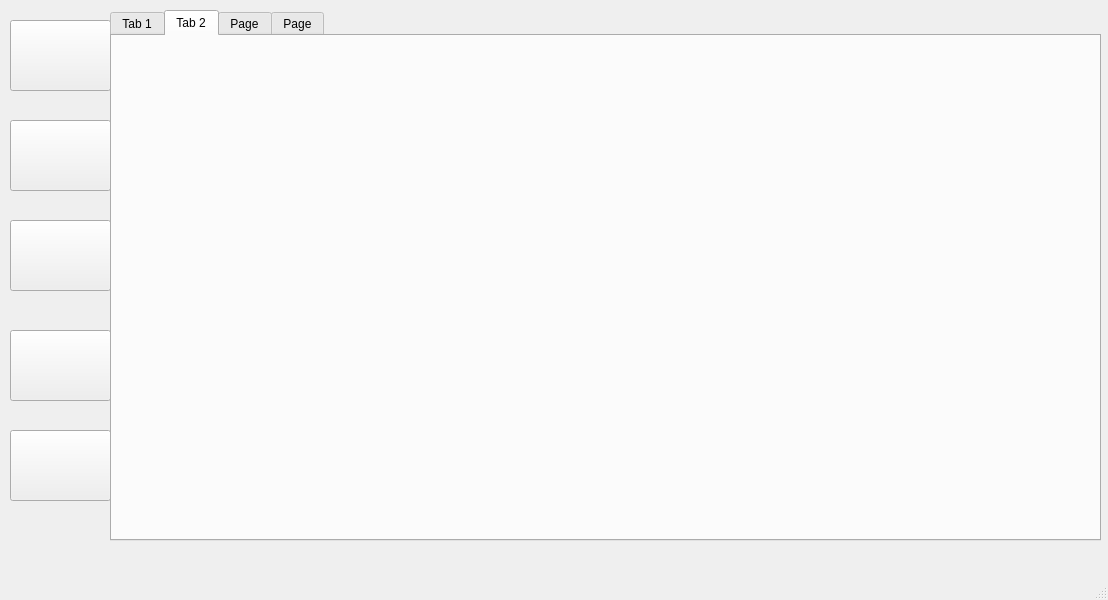
The window that library.ui (shashank-shark/LibraryManagementPyQt5) describes before a commit, drawn with Qt 5.
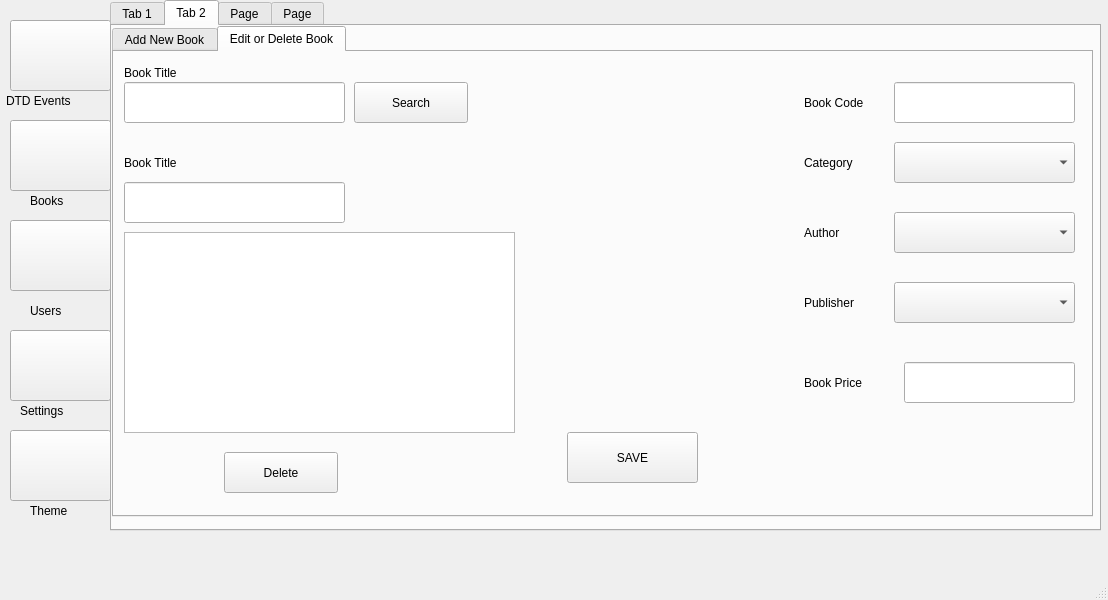
The same window after the commit. The open tabs and pages were chosen to show the change. Icons and pictures are not drawn.

Patch:
```diff
--- a/library.ui
+++ b/library.ui
@@ -133,7 +133,7 @@
     <property name="geometry">
      <rect>
       <x>110</x>
-      <y>10</y>
+      <y>0</y>
       <width>991</width>
       <height>531</height>
      </rect>
@@ -333,6 +333,400 @@
      <attribute name="title">
       <string>Tab 2</string>
      </attribute>
+     <widget class="QTabWidget" name="tabWidget_2">
+      <property name="geometry">
+       <rect>
+        <x>0</x>
+        <y>0</y>
+        <width>981</width>
+        <height>491</height>
+       </rect>
+      </property>
+      <property name="currentIndex">
+       <number>1</number>
+      </property>
+      <widget class="QWidget" name="tab_5">
+       <attribute name="title">
+        <string>Add New Book</string>
+       </attribute>
+       <widget class="QLineEdit" name="lineEdit_2">
+        <property name="geometry">
+         <rect>
+          <x>180</x>
+          <y>80</y>
+          <width>221</width>
+          <height>41</height>
+         </rect>
+        </property>
+       </widget>
+       <widget class="QLineEdit" name="lineEdit_3">
+        <property name="geometry">
+         <rect>
+          <x>780</x>
+          <y>30</y>
+          <width>181</width>
+          <height>41</height>
+         </rect>
+        </property>
+       </widget>
+       <widget class="QPlainTextEdit" name="plainTextEdit">
+        <property name="geometry">
+         <rect>
+          <x>10</x>
+          <y>180</y>
+          <width>391</width>
+          <height>261</height>
+         </rect>
+        </property>
+       </widget>
+       <widget class="QComboBox" name="comboBox_3">
+        <property name="geometry">
+         <rect>
+          <x>780</x>
+          <y>90</y>
+          <width>181</width>
+          <height>41</height>
+         </rect>
+        </property>
+       </widget>
+       <widget class="QComboBox" name="comboBox_4">
+        <property name="geometry">
+         <rect>
+          <x>780</x>
+          <y>160</y>
+          <width>181</width>
+          <height>41</height>
+         </rect>
+        </property>
+       </widget>
+       <widget class="QComboBox" name="comboBox_5">
+        <property name="geometry">
+         <rect>
+          <x>780</x>
+          <y>230</y>
+          <width>181</width>
+          <height>41</height>
+         </rect>
+        </property>
+       </widget>
+       <widget class="QLineEdit" name="lineEdit_4">
+        <property name="geometry">
+         <rect>
+          <x>790</x>
+          <y>310</y>
+          <width>171</width>
+          <height>41</height>
+         </rect>
+        </property>
+       </widget>
+       <widget class="QPushButton" name="pushButton_7">
+        <property name="geometry">
+         <rect>
+          <x>453</x>
+          <y>380</y>
+          <width>131</width>
+          <height>51</height>
+         </rect>
+        </property>
+        <property name="text">
+         <string>SAVE</string>
+        </property>
+       </widget>
+       <widget class="QLabel" name="label_3">
+        <property name="geometry">
+         <rect>
+          <x>50</x>
+          <y>90</y>
+          <width>121</width>
+          <height>21</height>
+         </rect>
+        </property>
+        <property name="text">
+         <string>Book Title</string>
+        </property>
+       </widget>
+       <widget class="QLabel" name="label_4">
+        <property name="geometry">
+         <rect>
+          <x>690</x>
+          <y>40</y>
+          <width>91</width>
+          <height>21</height>
+         </rect>
+        </property>
+        <property name="text">
+         <string>Book Code</string>
+        </property>
+       </widget>
+       <widget class="QLabel" name="label_5">
+        <property name="geometry">
+         <rect>
+          <x>690</x>
+          <y>320</y>
+          <width>101</width>
+          <height>21</height>
+         </rect>
+        </property>
+        <property name="text">
+         <string>Book Price</string>
+        </property>
+       </widget>
+       <widget class="QLabel" name="label_6">
+        <property name="geometry">
+         <rect>
+          <x>690</x>
+          <y>100</y>
+          <width>91</width>
+          <height>21</height>
+         </rect>
+        </property>
+        <property name="text">
+         <string>Category</string>
+        </property>
+       </widget>
+       <widget class="QLabel" name="label_7">
+        <property name="geometry">
+         <rect>
+          <x>690</x>
+          <y>170</y>
+          <width>91</width>
+          <height>21</height>
+         </rect>
+        </property>
+        <property name="text">
+         <string>Author</string>
+        </property>
+       </widget>
+       <widget class="QLabel" name="label_8">
+        <property name="geometry">
+         <rect>
+          <x>690</x>
+          <y>240</y>
+          <width>91</width>
+          <height>21</height>
+         </rect>
+        </property>
+        <property name="text">
+         <string>Publisher</string>
+        </property>
+       </widget>
+      </widget>
+      <widget class="QWidget" name="tab_6">
+       <attribute name="title">
+        <string>Edit or Delete Book</string>
+       </attribute>
+       <widget class="QLabel" name="label_9">
+        <property name="geometry">
+         <rect>
+          <x>10</x>
+          <y>100</y>
+          <width>121</width>
+          <height>21</height>
+         </rect>
+        </property>
+        <property name="text">
+         <string>Book Title</string>
+        </property>
+       </widget>
+       <widget class="QLabel" name="label_10">
+        <property name="geometry">
+         <rect>
+          <x>690</x>
+          <y>40</y>
+          <width>91</width>
+          <height>21</height>
+         </rect>
+        </property>
+        <property name="text">
+         <string>Book Code</string>
+        </property>
+       </widget>
+       <widget class="QLabel" name="label_11">
+        <property name="geometry">
+         <rect>
+          <x>690</x>
+          <y>320</y>
+          <width>101</width>
+          <height>21</height>
+         </rect>
+        </property>
+        <property name="text">
+         <string>Book Price</string>
+        </property>
+       </widget>
+       <widget class="QLabel" name="label_12">
+        <property name="geometry">
+         <rect>
+          <x>690</x>
+          <y>240</y>
+          <width>91</width>
+          <height>21</height>
+         </rect>
+        </property>
+        <property name="text">
+         <string>Publisher</string>
+        </property>
+       </widget>
+       <widget class="QLabel" name="label_13">
+        <property name="geometry">
+         <rect>
+          <x>690</x>
+          <y>170</y>
+          <width>91</width>
+          <height>21</height>
+         </rect>
+        </property>
+        <property name="text">
+         <string>Author</string>
+        </property>
+       </widget>
+       <widget class="QLabel" name="label_14">
+        <property name="geometry">
+         <rect>
+          <x>690</x>
+          <y>100</y>
+          <width>91</width>
+          <height>21</height>
+         </rect>
+        </property>
+        <property name="text">
+         <string>Category</string>
+        </property>
+       </widget>
+       <widget class="QLineEdit" name="lineEdit_5">
+        <property name="geometry">
+         <rect>
+          <x>790</x>
+          <y>310</y>
+          <width>171</width>
+          <height>41</height>
+         </rect>
+        </property>
+       </widget>
+       <widget class="QComboBox" name="comboBox_6">
+        <property name="geometry">
+         <rect>
+          <x>780</x>
+          <y>230</y>
+          <width>181</width>
+          <height>41</height>
+         </rect>
+        </property>
+       </widget>
+       <widget class="QComboBox" name="comboBox_7">
+        <property name="geometry">
+         <rect>
+          <x>780</x>
+          <y>90</y>
+          <width>181</width>
+          <height>41</height>
+         </rect>
+        </property>
+       </widget>
+       <widget class="QPlainTextEdit" name="plainTextEdit_2">
+        <property name="geometry">
+         <rect>
+          <x>10</x>
+          <y>180</y>
+          <width>391</width>
+          <height>201</height>
+         </rect>
+        </property>
+       </widget>
+       <widget class="QComboBox" name="comboBox_8">
+        <property name="geometry">
+         <rect>
+          <x>780</x>
+          <y>160</y>
+          <width>181</width>
+          <height>41</height>
+         </rect>
+        </property>
+       </widget>
+       <widget class="QLineEdit" name="lineEdit_6">
+        <property name="geometry">
+         <rect>
+          <x>10</x>
+          <y>130</y>
+          <width>221</width>
+          <height>41</height>
+         </rect>
+        </property>
+       </widget>
+       <widget class="QPushButton" name="pushButton_8">
+        <property name="geometry">
+         <rect>
+          <x>453</x>
+          <y>380</y>
+          <width>131</width>
+          <height>51</height>
+         </rect>
+        </property>
+        <property name="text">
+         <string>SAVE</string>
+        </property>
+       </widget>
+       <widget class="QLineEdit" name="lineEdit_7">
+        <property name="geometry">
+         <rect>
+          <x>780</x>
+          <y>30</y>
+          <width>181</width>
+          <height>41</height>
+         </rect>
+        </property>
+       </widget>
+       <widget class="QPushButton" name="pushButton_9">
+        <property name="geometry">
+         <rect>
+          <x>240</x>
+          <y>30</y>
+          <width>114</width>
+          <height>41</height>
+         </rect>
+        </property>
+        <property name="text">
+         <string>Search</string>
+        </property>
+       </widget>
+       <widget class="QLabel" name="label_15">
+        <property name="geometry">
+         <rect>
+          <x>10</x>
+          <y>10</y>
+          <width>121</width>
+          <height>21</height>
+         </rect>
+        </property>
+        <property name="text">
+         <string>Book Title</string>
+        </property>
+       </widget>
+       <widget class="QLineEdit" name="lineEdit_8">
+        <property name="geometry">
+         <rect>
+          <x>10</x>
+          <y>30</y>
+          <width>221</width>
+          <height>41</height>
+         </rect>
+        </property>
+       </widget>
+       <widget class="QPushButton" name="pushButton_10">
+        <property name="geometry">
+         <rect>
+          <x>110</x>
+          <y>400</y>
+          <width>114</width>
+          <height>41</height>
+         </rect>
+        </property>
+        <property name="text">
+         <string>Delete</string>
+        </property>
+       </widget>
+      </widget>
+     </widget>
     </widget>
     <widget class="QWidget" name="tab_3">
      <attribute name="title">
@@ -345,6 +739,71 @@
      </attribute>
     </widget>
    </widget>
+   <widget class="QLabel" name="label_16">
+    <property name="geometry">
+     <rect>
+      <x>6</x>
+      <y>90</y>
+      <width>101</width>
+      <height>21</height>
+     </rect>
+    </property>
+    <property name="text">
+     <string>DTD Events</string>
+    </property>
+   </widget>
+   <widget class="QLabel" name="label_17">
+    <property name="geometry">
+     <rect>
+      <x>30</x>
+      <y>190</y>
+      <width>61</width>
+      <height>21</height>
+     </rect>
+    </property>
+    <property name="text">
+     <string>Books</string>
+    </property>
+   </widget>
+   <widget class="QLabel" name="label_18">
+    <property name="geometry">
+     <rect>
+      <x>30</x>
+      <y>300</y>
+      <width>61</width>
+      <height>21</height>
+     </rect>
+    </property>
+    <property name="text">
+     <string>Users</string>
+    </property>
+   </widget>
+   <widget class="QLabel" name="label_19">
+    <property name="geometry">
+     <rect>
+      <x>20</x>
+      <y>400</y>
+      <width>101</width>
+      <height>21</height>
+     </rect>
+    </property>
+    <property name="text">
+     <string>Settings</string>
+    </property>
+   </widget>
+   <widget class="QLabel" name="label_20">
+    <property name="geometry">
+     <rect>
+      <x>30</x>
+      <y>500</y>
+      <width>61</width>
+      <height>21</height>
+     </rect>
+    </property>
+    <property name="text">
+     <string>Theme</string>
+    </property>
+   </widget>
   </widget>
   <widget class="QMenuBar" name="menubar">
    <property name="geometry">
```
Left out of the diff: 524 changed lines with no effect on the pictures.
